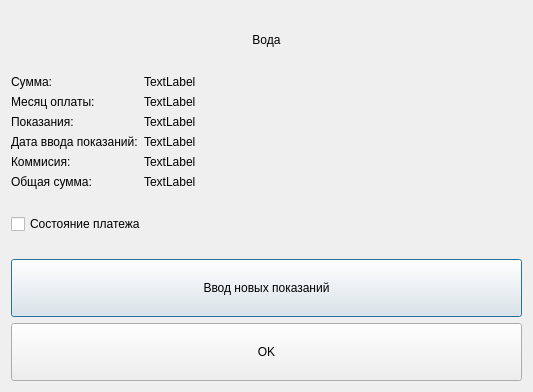
The window that Forms/electricity.ui (FenyukAndrew/QtCalculatePayment) describes before a commit, drawn with Qt 5.
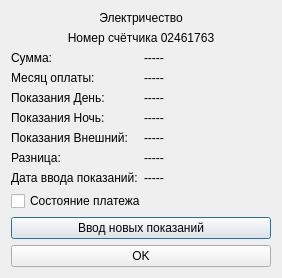
The same window after the commit.

```diff
--- a/Forms/electricity.ui
+++ b/Forms/electricity.ui
@@ -6,8 +6,8 @@
    <rect>
     <x>0</x>
     <y>0</y>
-    <width>533</width>
-    <height>392</height>
+    <width>282</width>
+    <height>269</height>
    </rect>
   </property>
   <property name="sizePolicy">
@@ -34,7 +34,20 @@
      <item>
       <widget class="QLabel" name="label">
        <property name="text">
-        <string>Вода</string>
+        <string>Электричество</string>
+       </property>
+       <property name="textFormat">
+        <enum>Qt::AutoText</enum>
+       </property>
+       <property name="alignment">
+        <set>Qt::AlignCenter</set>
+       </property>
+      </widget>
+     </item>
+     <item>
+      <widget class="QLabel" name="label_2">
+       <property name="text">
+        <string>Номер счётчика 02461763</string>
        </property>
        <property name="textFormat">
         <enum>Qt::AutoText</enum>
@@ -47,7 +60,7 @@
      <item>
       <layout class="QFormLayout" name="formLayout_2">
        <item row="0" column="0">
-        <widget class="QLabel" name="label_5">
+        <widget class="QLabel" name="label_3">
          <property name="text">
           <string>Сумма:</string>
          </property>
@@ -93,12 +106,12 @@
           </palette>
          </property>
          <property name="text">
-          <string>TextLabel</string>
+          <string>-----</string>
          </property>
         </widget>
        </item>
        <item row="1" column="0">
-        <widget class="QLabel" name="label_3_1">
+        <widget class="QLabel" name="label_4">
          <property name="text">
           <string>Месяц оплаты:</string>
          </property>
@@ -107,63 +120,77 @@
        <item row="1" column="1">
         <widget class="QLabel" name="Month_Year_Payment">
          <property name="text">
-          <string>TextLabel</string>
+          <string>-----</string>
          </property>
         </widget>
        </item>
        <item row="2" column="0">
-        <widget class="QLabel" name="label_4">
+        <widget class="QLabel" name="label_5">
          <property name="text">
-          <string>Показания:</string>
+          <string>Показания День:</string>
          </property>
         </widget>
        </item>
        <item row="2" column="1">
         <widget class="QLabel" name="Value">
          <property name="text">
-          <string>TextLabel</string>
+          <string>-----</string>
          </property>
         </widget>
        </item>
        <item row="3" column="0">
-        <widget class="QLabel" name="label_3">
+        <widget class="QLabel" name="label_6">
          <property name="text">
-          <string>Дата ввода показаний:</string>
+          <string>Показания Ночь:</string>
          </property>
         </widget>
        </item>
        <item row="3" column="1">
-        <widget class="QLabel" name="Date_Input_Value">
+        <widget class="QLabel" name="Value_Night">
          <property name="text">
-          <string>TextLabel</string>
+          <string>-----</string>
          </property>
         </widget>
        </item>
        <item row="4" column="0">
-        <widget class="QLabel" name="label_6">
+        <widget class="QLabel" name="label_7">
          <property name="text">
-          <string>Коммисия:</string>
+          <string>Показания Внешний:</string>
          </property>
         </widget>
        </item>
        <item row="4" column="1">
         <widget class="QLabel" name="Commission">
          <property name="text">
-          <string>TextLabel</string>
+          <string>-----</string>
          </property>
         </widget>
        </item>
        <item row="5" column="0">
-        <widget class="QLabel" name="label_7">
+        <widget class="QLabel" name="label_8">
          <property name="text">
-          <string>Общая сумма:</string>
+          <string>Разница:</string>
          </property>
         </widget>
        </item>
        <item row="5" column="1">
         <widget class="QLabel" name="Sum_Commission">
          <property name="text">
-          <string>TextLabel</string>
+          <string>-----</string>
+         </property>
+        </widget>
+       </item>
+       <item row="6" column="0">
+        <widget class="QLabel" name="label_9">
+         <property name="text">
+          <string>Дата ввода показаний:</string>
+         </property>
+        </widget>
+       </item>
+       <item row="6" column="1">
+        <widget class="QLabel" name="Date_Input_Value">
+         <property name="text">
+          <string>-----</string>
          </property>
         </widget>
        </item>
```
Left out of the diff: 8 changed lines with no effect on the pictures.
